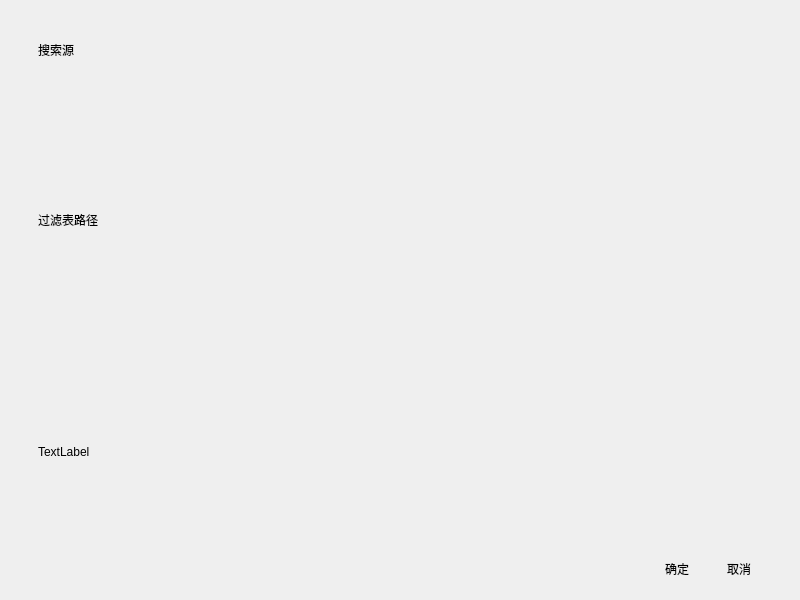
First picture: the form in desktop_tools/resources/ui/UI_setting.ui, repository lincode7/DocumentRetrieval, before the edit.
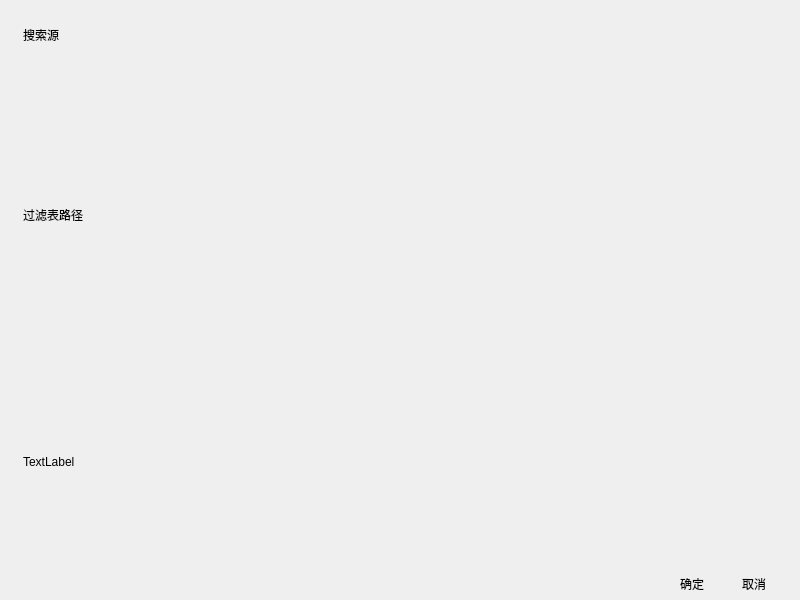
Second picture: the form after the edit.

What changed in the file:
```diff
--- a/desktop_tools/resources/ui/UI_setting.ui
+++ b/desktop_tools/resources/ui/UI_setting.ui
@@ -136,16 +136,16 @@
   <widget class="QWidget" name="centralwidget">
    <layout class="QVBoxLayout" name="verticalLayout">
     <property name="leftMargin">
-     <number>20</number>
+     <number>5</number>
     </property>
     <property name="topMargin">
-     <number>20</number>
+     <number>5</number>
     </property>
     <property name="rightMargin">
-     <number>20</number>
+     <number>5</number>
     </property>
     <property name="bottomMargin">
-     <number>20</number>
+     <number>5</number>
     </property>
     <item>
      <layout class="QHBoxLayout" name="horizontalLayout">
@@ -165,8 +165,8 @@
           <rect>
            <x>0</x>
            <y>0</y>
-           <width>758</width>
-           <height>512</height>
+           <width>788</width>
+           <height>542</height>
           </rect>
          </property>
          <property name="grey" stdset="0">
```
